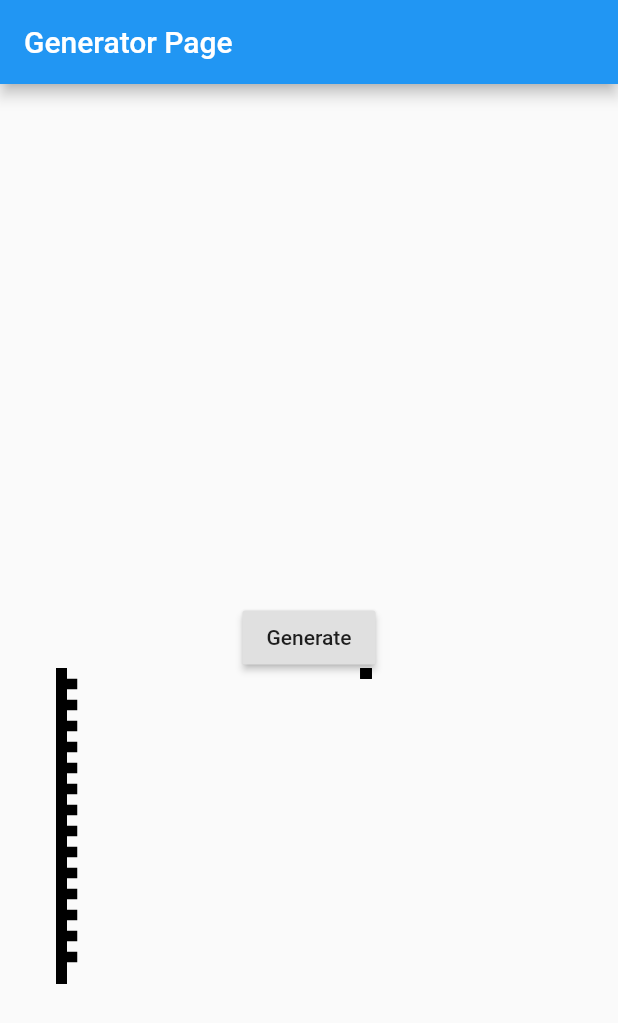
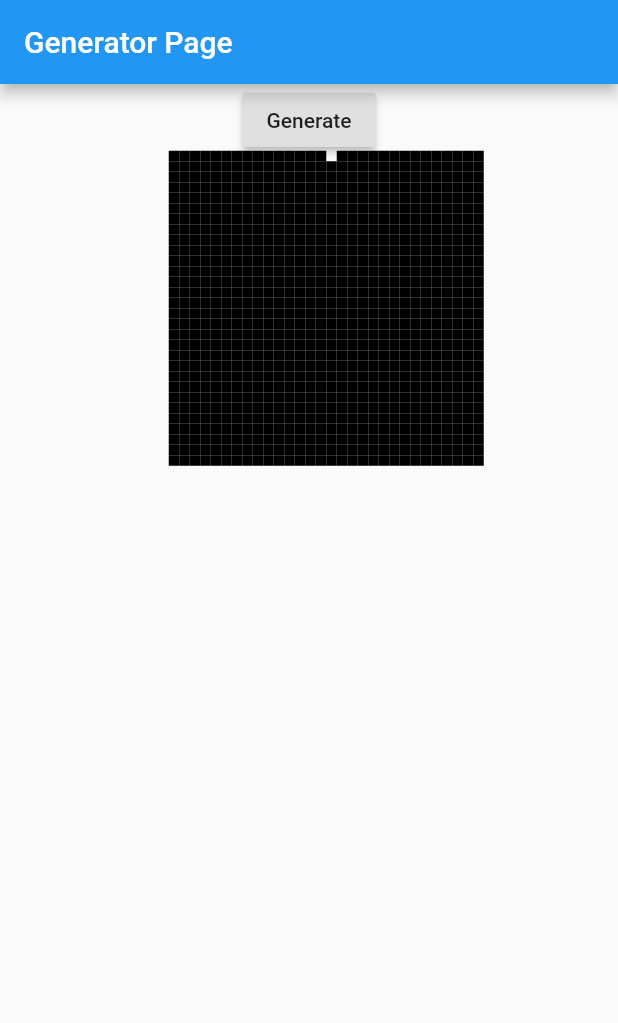
Before and after one commit to flabbet/flutter-maze-gen, a Flutter app: the screen it shows after launch, after a tap on "Generate", on a phone screen of 412 x 824 dp. Shown: the top 1023 px of the screen. Run offline on Flutter 3.47's test engine with Material 2 defaults, Android fonts, the phone set to English and light mode, and no system bars.

Commit message:
Finished maze

```diff
--- a/maze_gen/lib/main.dart
+++ b/maze_gen/lib/main.dart
@@ -1,5 +1,6 @@
 import 'package:flutter/material.dart';
 import 'package:maze_gen/maze_generator.dart';
+import 'package:maze_gen/maze_generator_base.dart';
 import 'package:maze_gen/open_paint.dart';
 
 void main() => runApp(MazeGeneratorApp());
@@ -28,7 +29,7 @@ class MainPage extends StatefulWidget {
 
 class _MainPageState extends State<MainPage> {
 
-  MazeGenerator generator = MazeGenerator(30,30);
+  MazeGeneratorBase generator = MazeGenerator(30,30);
 
   @override
   Widget build(BuildContext context) {
@@ -38,13 +39,13 @@ class _MainPageState extends State<MainPage> {
       ),
       body: Center(
         child: Column(
-          mainAxisAlignment: MainAxisAlignment.center,
+          mainAxisAlignment: MainAxisAlignment.start,
           children: <Widget>[
             RaisedButton(
               onPressed: generator.generate,
             child: Text("Generate")),
             Container(
-              margin: EdgeInsets.only(right:300),
+              margin: EdgeInsets.only(right: 150),
               child: CustomPaint(
                 size: Size(30,30),
                 painter: OpenPainter(generator)
--- a/maze_gen/lib/maze_generator.dart
+++ b/maze_gen/lib/maze_generator.dart
@@ -1,124 +1,96 @@
-import 'dart:io';
 import 'dart:math';
 
-import 'dart:ui';
+import 'package:flutter/cupertino.dart';
 
-import 'package:flutter/material.dart';
+import 'package:maze_gen/maze_generator_base.dart';
 
-class MazeGenerator{
+class MazeGenerator extends MazeGeneratorBase{
+  List<int> grid;
+  int attemptsLeft = 5;
 
-  int width;
-  int height;
-  List<List<int>> grid;
-
-  final int N = 1;
-  final int S = 2;
-  final int E = 4;
-  final int W = 8;
-
-  MazeGenerator(this.height, this.width){
-      this.grid = List<List<int>>();
+  MazeGenerator(height, width) : super(height, width){
+      this.grid = List<int>();
   }
 
   void generate(){
     populateGird();
-    carvePassagesFrom(0, 0, this.grid);
-    var mazeStr = generateAsciiMaze();
-    print(mazeStr);
+    for(int i = 0; i < 50; i++) {
+      generateMaze();
+    }
   }
 
-    List<List<Offset>> getDrawLines(Size size){
-    final lines = List<List<Offset>>();
-        for (int y = 0; y < height; y++){
-          for(int x = 0; x < width; x++){
-            var cellx = grid[y][x] & S != 0 ? x : 0;
-            var celly = grid[y][x] & E != 0 ? y : 0;
-            var modX = cellx != 0 ? 3 : 0;
-            var modY = celly != 0 ? 3 : 0;
-            lines.add([Offset(cellx.toDouble(), celly.toDouble()), Offset(cellx.toDouble(), celly.toDouble())]);
+    List<Offset> getDrawPoints(){
+      List<Offset> offsets = List<Offset>();
+      for(int y = 0; y < height; y++){
+        for(int x = 0; x < width; x++){
+            if(getCell(x, y) == 1){
+              offsets.add(Offset(x.toDouble(),y.toDouble()));
+            }
           }
         }
-        return lines;
+      return offsets;
     }
 
-  String generateAsciiMaze(){
-    String finalStr = "";
-    finalStr += " ";
-        for(int i =0; i < width; i++){
-          finalStr += " _";
-        }
-        finalStr += "\n";
 
-        for (int y = 0; y < height; y++){
-          finalStr += " |";
-          for(int x = 0; x < width; x++){
-            var cell = grid[y][x] & S != 0 ? " " : "_";
-            finalStr += cell;
-            cell = grid[y][x] & E != 0 ? " " : "|";
-            finalStr += cell;
-          }
-          finalStr += "\n";
-        }
-        return finalStr;
+
+  void populateGird(){
+    grid = List<int>.generate(width * height, (i) => 1);
+    grid[height ~/ 2] = 0;
   }
 
-  void populateGird(){
-    grid = List<List<int>>.generate(
-      width, (i) => List<int>.generate(height, (j) => 0));
+  void generateMaze(){
+    var pCount = 0;
+    for(int y = 0; y < height; y++){
+        for(int x = 0; x < width; x++){
+          if(getCell(x, y) == 0){
+            pCount += makePassage(x,y, -1,0)
+              + makePassage(x,y,  1,0)
+              + makePassage(x,y, 0,-1)
+              + makePassage(x,y, 0, 1);
+          }
+        }
+      }
+    if(pCount == 0){
+      attemptsLeft--;
+      if(attemptsLeft > 0){
+        for(int x = 0; x < width; x++){
+          if(getCell(x, height-2) == 0){
+            setCell(x, height-1, 0);
+            break;
+          }
+        }
+      }
+    }
   }
 
-  void carvePassagesFrom(int cx, int cy, List<List<int>> grid){
-  List<int> directions = shuffle([N,S,E,W]);
+  int makePassage(int x,int y, int i, int j){
+    //Checking neighbor cells
+    if(    getCell(x+i, y+j) == 1
+        && getCell( x+i+j, y+j+i ) == 1
+   		  && getCell( x+i-j, y+j-i ) == 1){
 
-  for (var direction in directions) {
-    var nx = cx + getDirectionXOffset(direction);
-    var ny = cy + getDirectionYOffset(direction);
+      if(getCell(x+i+j, y+j+j) == 1
+        && getCell( x+i+i+j, y+j+j+i ) == 1
+   		  && getCell( x+i+i -j, y+j+j -i ) == 1) {
 
-    if(isOutOfBounds(nx,ny,grid)){
-      continue;
+        if (Random().nextDouble() > 0.5) {
+          setCell(x + i, y + j, 0);
+          return 1;
+        }
+      }
     }
+    return 0;
+  }
 
-    if(grid[ny][nx] != 0){
-      continue;
+  int getCell(int x, int y){
+    return (x>= 0 && y>=0 && x<width && y < height) ? grid[x+y * width] : -1;
+  }
+
+  void setCell(int x, int y, int state) {
+    if(x>=0 && y>=0 && x<width && y<height)
+    {
+  	  grid[x + y*width] = state;
     }
-        grid[cy][cx] |= direction;
-        grid[ny][nx] |= getOppositeDirection(direction);
-        carvePassagesFrom(nx, ny, grid);
   }
 
   }
-
-  bool isOutOfBounds(int x,int y, List<List<int>> grid){
-    return (x < 0 || x > width - 1) || (y < 0 || y > width - 1);
-  }
-
-  List<int> shuffle(List<int> items){
-    var random = new Random();
-    for(var i = items.length - 1; i > 0; i--){
-      var n = random.nextInt(i+1);
-      var temp = items[i];
-      items[i] = items[n];
-      items[n] = temp;
-    }
-    return items;
-  }
-
-  int getDirectionXOffset(int direction){
-    if(direction == 4) return 1;
-    else if(direction == 8) return -1;
-    else return 0;
-  }
-
-  int getDirectionYOffset(int direction){
-    if(direction == 1) return -1;
-    else if(direction == 2) return 1;
-    else return 0;
-  }
-
-  int getOppositeDirection(int direction){
-    if(direction == 4) return 8;
-    if(direction == 8) return 4;
-    if(direction == 1) return 2;
-    if(direction == 2) return 1;
-    return null;
-  }}
--- /dev/null
+++ b/maze_gen/lib/maze_generator_base.dart
@@ -0,0 +1,9 @@
+import 'dart:ui';
+
+abstract class MazeGeneratorBase{
+  int height;
+  int width;
+  void generate();
+  List<Offset> getDrawPoints();
+  MazeGeneratorBase(this.height, this.width);
+}
--- a/maze_gen/lib/open_paint.dart
+++ b/maze_gen/lib/open_paint.dart
@@ -12,15 +12,13 @@ class OpenPainter extends CustomPainter {
 @override
 void paint(Canvas canvas, Size size) {
   final pointMode = PointMode.points;
-  final lines = mazeGen.getDrawLines(size);
+  final points = mazeGen.getDrawPoints();
   final paint = Paint()
     ..color = Colors.black
     ..strokeWidth = 1
     ..strokeCap = StrokeCap.square;
     canvas.scale(7);
-    for (var offsets in lines){
-    canvas.drawLine(offsets[0], offsets[1], paint);
-  }
+    canvas.drawPoints(pointMode,points, paint);
   canvas.save();
   canvas.restore();
 }
```
